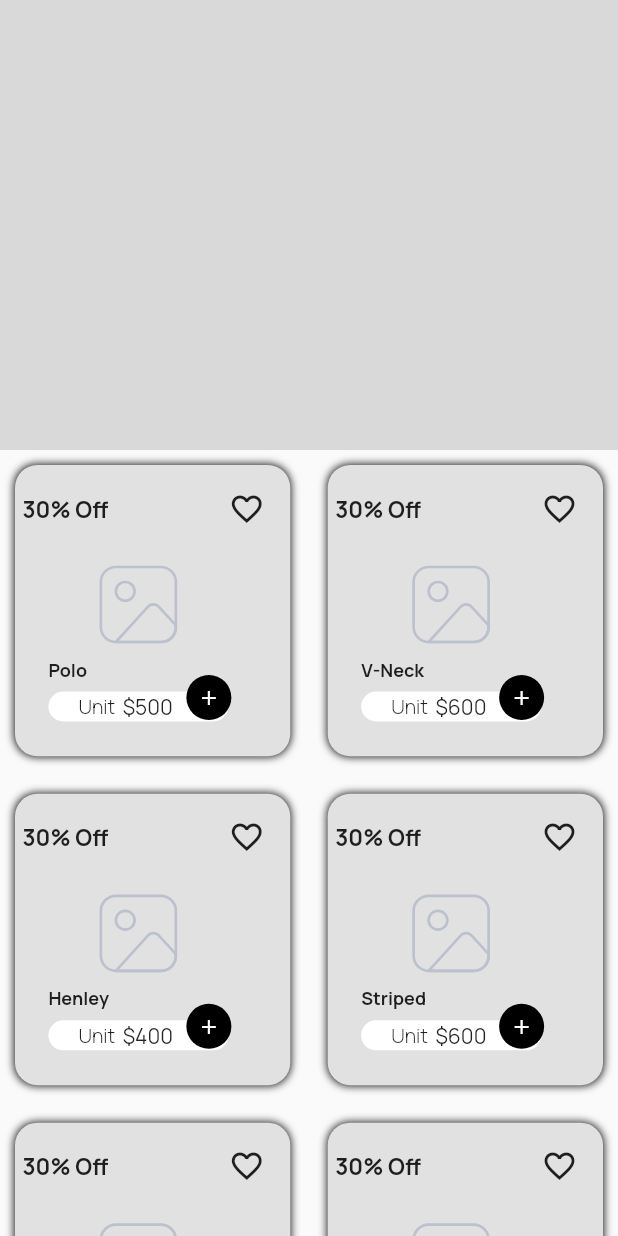
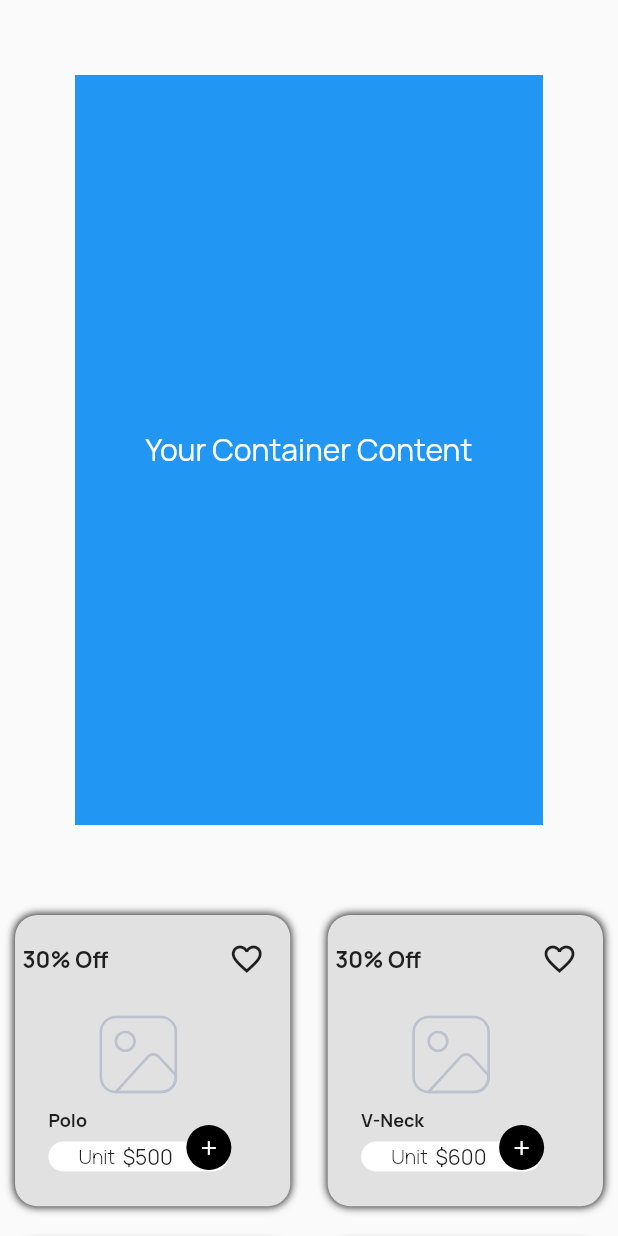
Before and after one commit to AnasKhan1506/Shopping-Ui, a Flutter app: the TshirtCategory screen opened directly, on a phone screen of 412 x 824 dp. Run offline on Flutter 3.47's test engine with Material 2 defaults, Android fonts, the phone set to English and light mode, and no system bars; our stand-ins replace curved_navigation_bar, flutter_svg.

Commit message:
modifying tshirt category

```diff
--- a/lib/Screens/Category_screen/tshirt_category.dart
+++ b/lib/Screens/Category_screen/tshirt_category.dart
@@ -33,21 +33,35 @@ class _TshirtCategoryState extends State<TshirtCategory> {
     "\$300",
     "\$900"
   ];
+
   @override
   Widget build(BuildContext context) {
     return Scaffold(
-      body: ListView(
+      body: Column(
         children: [
-          Column(
-            children: [
+          // Add a container above the GridView
           Container(
-                height: 300,
-                width: double.infinity,
-                color: const Color.fromARGB(255, 218, 217, 217),
+            margin: EdgeInsets.all(50),
+            height: 500.0, // Adjust the height as needed
+            color: Colors.blue, // Set a background color for the container
+            // Add any content you want within this container
+            child: Center(
+              child: Text(
+                "Your Container Content",
+                style: TextStyle(
+                  fontSize: 20,
+                  color: Colors.white,
                 ),
-              GridView.builder(
+              ),
+            ),
+          ),
+          // Add a scrollable GridView
+          Expanded(
+            child: SingleChildScrollView(
+              child: GridView.builder(
                 shrinkWrap: true,
-                  physics: NeverScrollableScrollPhysics(),
+                physics:
+                    BouncingScrollPhysics(), // Use BouncingScrollPhysics for a bounce effect
                 itemCount: cartImageList.length,
                 gridDelegate: SliverGridDelegateWithFixedCrossAxisCount(
                   childAspectRatio: 0.95,
@@ -62,8 +76,9 @@ class _TshirtCategoryState extends State<TshirtCategory> {
                     itemName: itemName,
                     index: index,
                   );
-                  }),
-            ],
+                },
+              ),
+            ),
           ),
         ],
       ),
```
Lines whose indentation alone changed are shown as unchanged.
